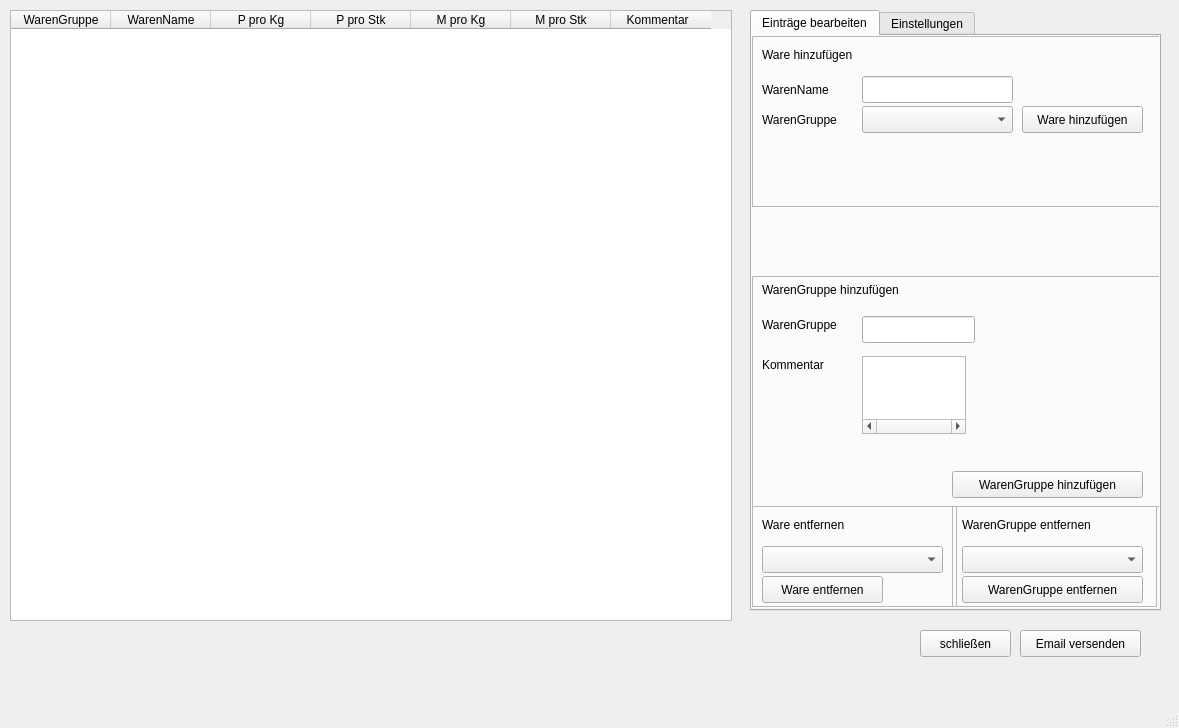
Above: src/Oberflache.ui from AchMenz/UniversalOrderProgram before the change. Below: the same form after it.
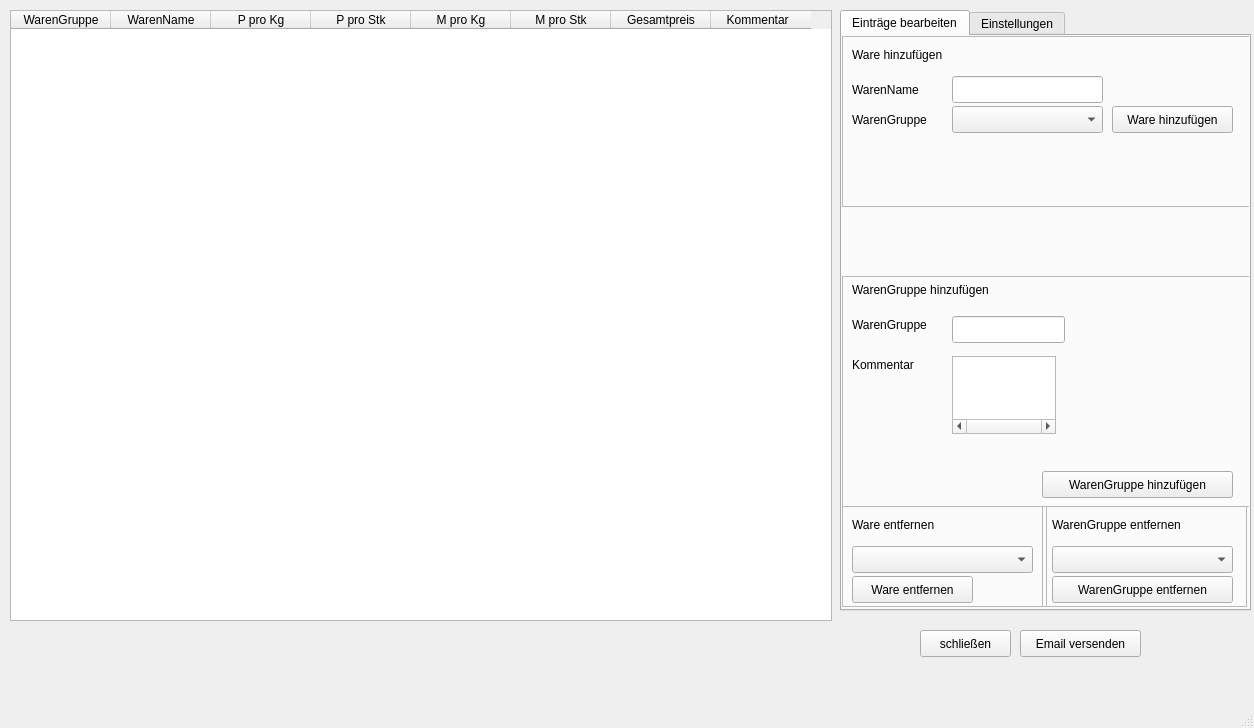
That is the form after the change.

Diff of the .ui file:
```diff
--- a/src/Oberflache.ui
+++ b/src/Oberflache.ui
@@ -6,7 +6,7 @@
    <rect>
     <x>0</x>
     <y>0</y>
-    <width>1179</width>
+    <width>1254</width>
     <height>728</height>
    </rect>
   </property>
@@ -45,7 +45,7 @@
      <rect>
       <x>10</x>
       <y>10</y>
-      <width>722</width>
+      <width>822</width>
       <height>611</height>
      </rect>
     </property>
@@ -79,6 +79,11 @@
       <string>M pro Stk</string>
      </property>
     </column>
+    <column>
+     <property name="text">
+      <string>Gesamtpreis</string>
+     </property>
+    </column>
     <column>
      <property name="text">
       <string>Kommentar  </string>
@@ -88,7 +93,7 @@
    <widget class="QTabWidget" name="tabWidget">
     <property name="geometry">
      <rect>
-      <x>750</x>
+      <x>840</x>
       <y>10</y>
       <width>411</width>
       <height>601</height>
```
